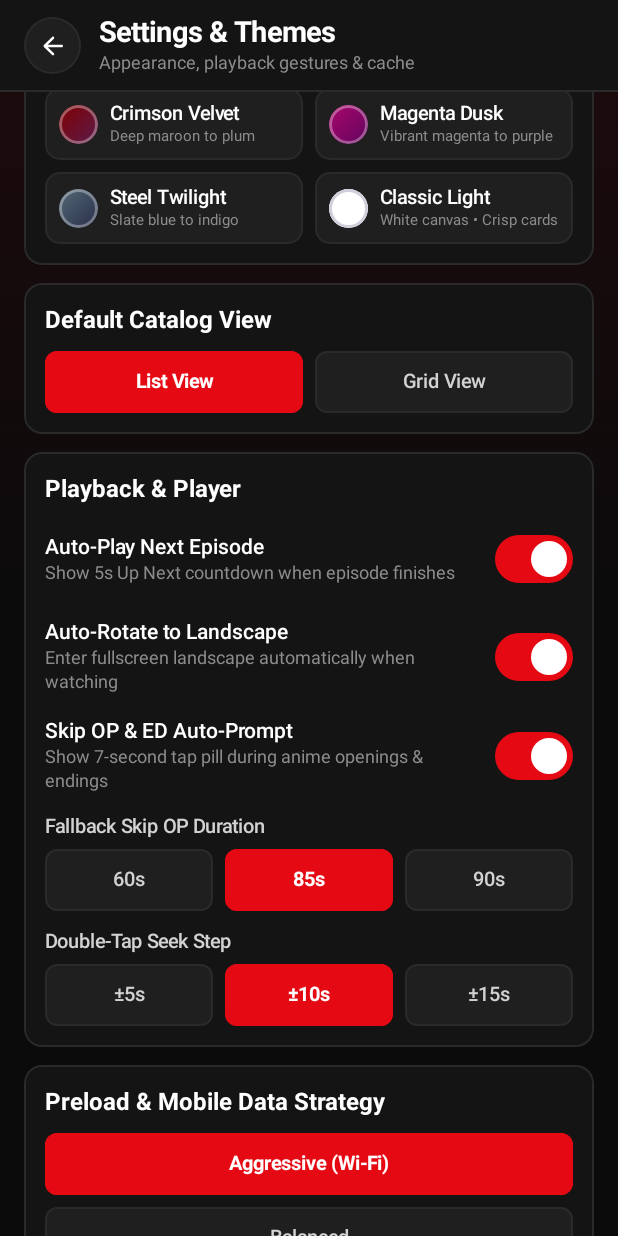
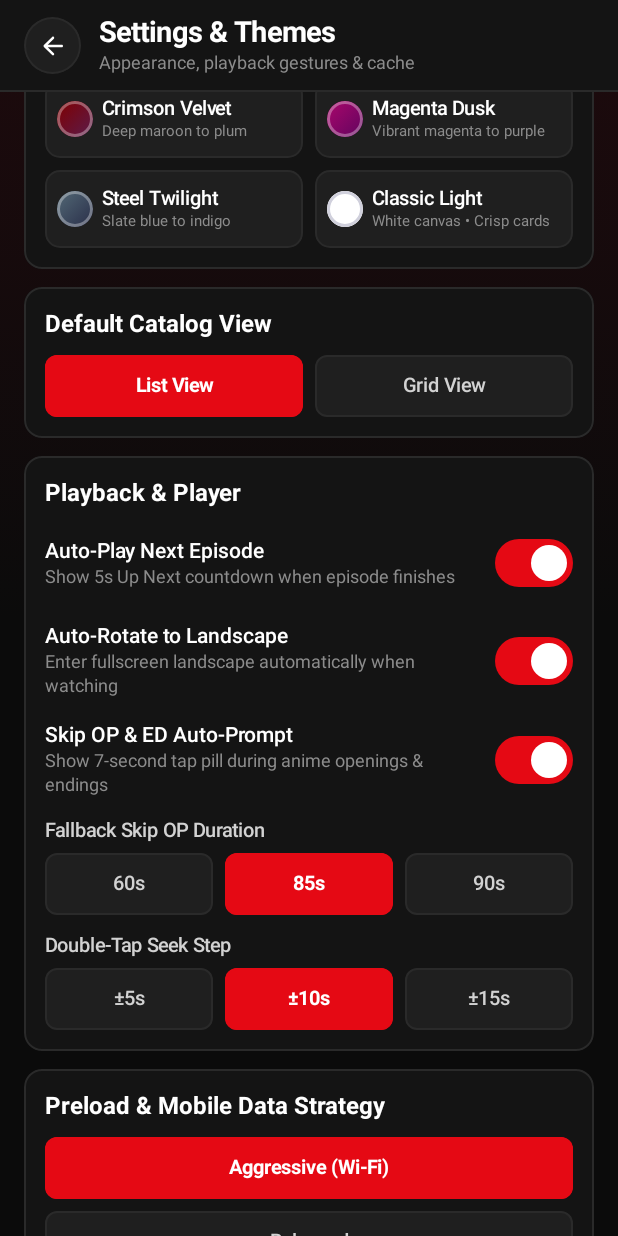
Before and after one commit to UnoxyRich/animeheaven-android, an Android app built with Jetpack Compose: the SettingsScreen screen opened through its navigation route, scrolled down 187 dp, on a phone screen of 412 x 824 dp. Run offline under Robolectric (Android 15) with nearby library versions, the phone set to English and light mode, and no system bars; pictures from the network do not load; 2 statements that could not run were skipped.

Commit message:
Polish Settings cards, remove theme toast overlap, add nav bar scrim & hide Score ?

```diff
--- a/app/src/main/java/me/animeheaven/android/ui/screens/settings/SettingsScreen.kt
+++ b/app/src/main/java/me/animeheaven/android/ui/screens/settings/SettingsScreen.kt
@@ -10,20 +10,20 @@ import androidx.compose.foundation.layout.Arrangement
 import androidx.compose.foundation.layout.Box
 import androidx.compose.foundation.layout.BoxWithConstraints
 import androidx.compose.foundation.layout.Column
-import androidx.compose.foundation.layout.IntrinsicSize
 import androidx.compose.foundation.layout.PaddingValues
 import androidx.compose.foundation.layout.Row
 import androidx.compose.foundation.layout.Spacer
 import androidx.compose.foundation.layout.WindowInsets
 import androidx.compose.foundation.layout.asPaddingValues
-import androidx.compose.foundation.layout.fillMaxHeight
 import androidx.compose.foundation.layout.fillMaxSize
 import androidx.compose.foundation.layout.fillMaxWidth
 import androidx.compose.foundation.layout.height
+import androidx.compose.foundation.layout.heightIn
 import androidx.compose.foundation.layout.navigationBars
 import androidx.compose.foundation.layout.navigationBarsPadding
 import androidx.compose.foundation.layout.padding
 import androidx.compose.foundation.layout.size
+import androidx.compose.foundation.layout.windowInsetsBottomHeight
 import androidx.compose.foundation.lazy.LazyColumn
 import androidx.compose.foundation.shape.CircleShape
 import androidx.compose.material.icons.Icons
@@ -231,9 +231,7 @@ fun SettingsScreen(
                             Column(verticalArrangement = Arrangement.spacedBy(8.dp)) {
                                 themeRows.forEach { rowThemes ->
                                     Row(
-                                        modifier = Modifier
-                                            .fillMaxWidth()
-                                            .height(IntrinsicSize.Min),
+                                        modifier = Modifier.fillMaxWidth(),
                                         horizontalArrangement = Arrangement.spacedBy(8.dp)
                                     ) {
                                         rowThemes.forEach { theme ->
@@ -242,7 +240,7 @@ fun SettingsScreen(
                                             Row(
                                                 modifier = Modifier
                                                     .weight(1f)
-                                                    .fillMaxHeight()
+                                                    .heightIn(min = 52.dp)
                                                     .clip(AhShape10)
                                                     .background(palette.surfaceElevated)
                                                     .border(
@@ -252,15 +250,14 @@ fun SettingsScreen(
                                                     )
                                                     .clickable {
                                                         settingsStore.setTheme(theme)
-                                                        showStatus(theme.displayName)
                                                     }
-                                                    .padding(horizontal = 9.dp, vertical = 9.dp),
+                                                    .padding(horizontal = 8.dp, vertical = 9.dp),
                                                 verticalAlignment = Alignment.CenterVertically,
-                                                horizontalArrangement = Arrangement.spacedBy(8.dp)
+                                                horizontalArrangement = Arrangement.spacedBy(6.dp)
                                             ) {
                                                 Box(
                                                     modifier = Modifier
-                                                        .size(26.dp)
+                                                        .size(24.dp)
                                                         .clip(CircleShape)
                                                         .then(
                                                             if (preview.swatchBrush != null) {
@@ -486,6 +483,14 @@ fun SettingsScreen(
             }
         }
 
+        Box(
+            modifier = Modifier
+                .align(Alignment.BottomCenter)
+                .fillMaxWidth()
+                .windowInsetsBottomHeight(WindowInsets.navigationBars)
+                .background(palette.background.copy(alpha = 0.94f))
+        )
+
         AnimatedVisibility(
             visible = statusBanner != null,
             enter = fadeIn(),
@@ -498,13 +503,13 @@ fun SettingsScreen(
             Box(
                 modifier = Modifier
                     .clip(AhShape20)
-                    .background(palette.crimson)
-                    .border(1.dp, Color(0x33FFFFFF), AhShape20)
+                    .background(palette.primaryActionContainer)
+                    .border(1.dp, palette.borderSubtle, AhShape20)
                     .padding(horizontal = 16.dp, vertical = 9.dp)
             ) {
                 Text(
                     text = statusBanner.orEmpty(),
-                    color = Color.White,
+                    color = palette.onPrimaryActionContainer,
                     fontSize = 13.sp,
                     lineHeight = 16.sp,
                     fontWeight = FontWeight.Bold,
```
Also changed, not shown: app/src/main/java/me/animeheaven/android/ui/screens/detail/AnimeDetailScreen.kt (+12 -2 lines), 1 other file.
